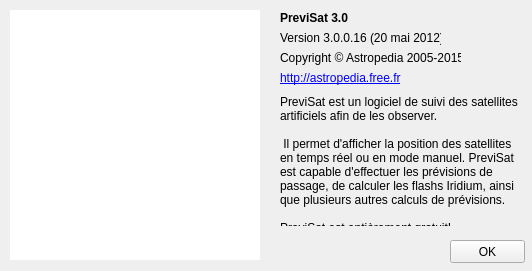
Above: apropos.ui from mconsidine/previsat_archive before the change. Below: the same form after it.
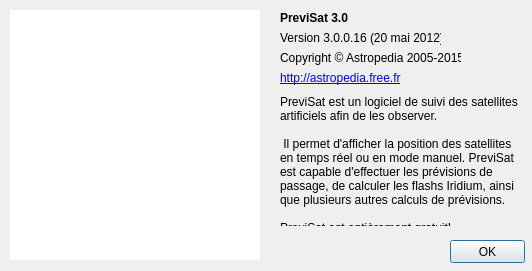
That is the form after the change. Icons and pictures are not drawn.

Commit message: Bouton OK par defaut dans la fenetre A propos

```diff
--- a/apropos.ui
+++ b/apropos.ui
@@ -146,6 +146,9 @@
     <property name="text">
      <string>OK</string>
     </property>
+    <property name="default">
+     <bool>true</bool>
+    </property>
    </widget>
    <widget class="QLabel" name="description">
     <property name="geometry">
```
The commit also changes 2 other files.
